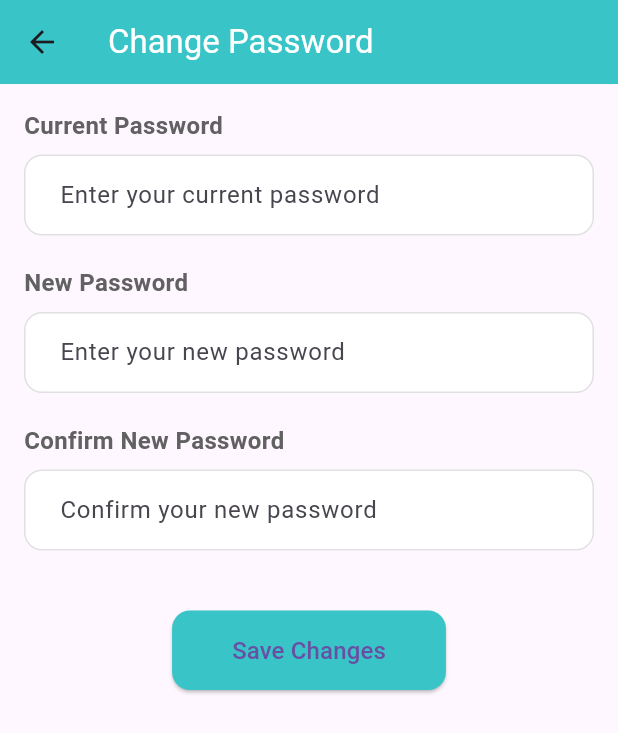
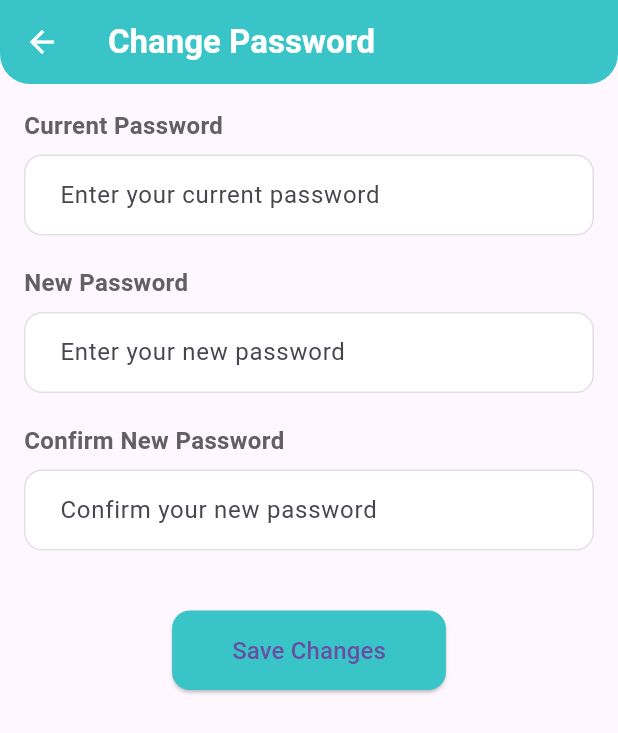
Before and after one commit to qngoc07012002/FYP_NSERVE_DeliveryApplication_Mobile_Customer, a Flutter app: the screen it shows after launch, item 4 of the bottom bar chosen, after a tap on "Change Password", on a phone screen of 412 x 824 dp. Shown: the top 733 px of the screen. Run offline on Flutter 3.47's test engine with Material 3 defaults, Android fonts, the phone set to English and light mode, and no system bars; network calls fail.

Commit message:
Refactor Appbar

```diff
--- a/lib/screens/changepassword_screen.dart
+++ b/lib/screens/changepassword_screen.dart
@@ -9,9 +9,16 @@ class ChangePasswordPage extends StatelessWidget {
   Widget build(BuildContext context) {
     return Scaffold(
       appBar: AppBar(
-        title: const Text('Change Password', style: TextStyle(color: Colors.white)),
+        title: const Text('Change Password', style: TextStyle(
+          color: Colors.white,
+          fontWeight: FontWeight.bold,
+        ),),
         backgroundColor: const Color(0xFF39c5c8),
         elevation: 0,
+        iconTheme: const IconThemeData(color: Colors.white),
+        shape: const RoundedRectangleBorder(
+          borderRadius: BorderRadius.vertical(bottom: Radius.circular(20.0)),
+        ),
       ),
       body: Padding(
         padding: const EdgeInsets.all(16.0),
--- a/lib/screens/homepage_screen.dart
+++ b/lib/screens/homepage_screen.dart
@@ -44,7 +44,7 @@ class _HomePageState extends State<HomePage> {
             label: 'Food',
           ),
           BottomNavigationBarItem(
-            icon: Icon(Icons.directions_bike_sharp),
+            icon: Icon(Icons.directions_car),
             label: 'Bike',
           ),
           BottomNavigationBarItem(
--- a/lib/screens/messagedetail_screen.dart
+++ b/lib/screens/messagedetail_screen.dart
@@ -16,6 +16,9 @@ class ChatDetailPage extends StatelessWidget {
         backgroundColor: const Color(0xFF39c5c8),
         elevation: 0,
         iconTheme: const IconThemeData(color: Colors.white),
+        shape: const RoundedRectangleBorder(
+          borderRadius: BorderRadius.vertical(bottom: Radius.circular(20.0)),
+        ),
       ),
       body: Column(
         children: [
--- a/lib/screens/order_screen.dart
+++ b/lib/screens/order_screen.dart
@@ -48,6 +48,7 @@ class _OrderPageState extends State<OrderPage> {
         title: const Text('Orders', style: TextStyle(color: Colors.white, fontWeight: FontWeight.bold)),
         backgroundColor: const Color(0xFF39c5c8),
         elevation: 0,
+        iconTheme: const IconThemeData(color: Colors.white),
         shape: const RoundedRectangleBorder(
           borderRadius: BorderRadius.vertical(bottom: Radius.circular(20.0)),
         ),
--- a/lib/screens/profile_screen.dart
+++ b/lib/screens/profile_screen.dart
@@ -1,4 +1,5 @@
 import 'package:deliveryapplication_mobile_customer/screens/changepassword_screen.dart';
+import 'package:deliveryapplication_mobile_customer/screens/payment_screen.dart';
 import 'package:flutter/material.dart';
 
 import 'editprofile_screen.dart';
@@ -24,13 +25,13 @@ class ProfilePage extends StatelessWidget {
           children: [
             const SizedBox(height: 20.0),
             // Profile picture
-            Center(
+            const Center(
               child: Stack(
                 children: [
                   CircleAvatar(
                     radius: 60.0,
                     backgroundImage: NetworkImage(
-                        'https://www.w3schools.com/w3images/avatar2.png'), // Example image URL
+                        'https://scontent.fsgn2-3.fna.fbcdn.net/v/t39.30808-6/448249343_2254063974927591_3013120637072065076_n.jpg?_nc_cat=107&ccb=1-7&_nc_sid=6ee11a&_nc_ohc=u9k1rh_qdN8Q7kNvgHeWbBb&_nc_ht=scontent.fsgn2-3.fna&oh=00_AYB0lp00TWjdTXz3ijJJaz2rqg7zo3fOEQcZDN6BtJ1Q8A&oe=66CA595B'), // Example image URL
                   ),
 
                 ],
@@ -84,7 +85,7 @@ class ProfilePage extends StatelessWidget {
                 Navigator.push(
                   context,
                   MaterialPageRoute(
-                    builder: (context) => OrderPage(),
+                    builder: (context) => PaymentPage(),
                   ),
                 );
               },
```
Also changed, not shown: lib/screens/editprofile_screen.dart (+9 -2 lines), lib/screens/payment_screen.dart (added).
